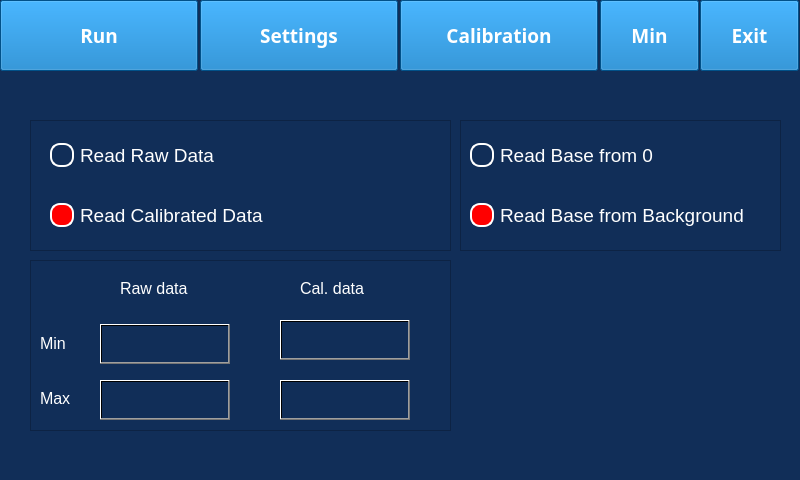
Qt form mainwindow.ui (srikrishnan90/stepper_test) before a commit.
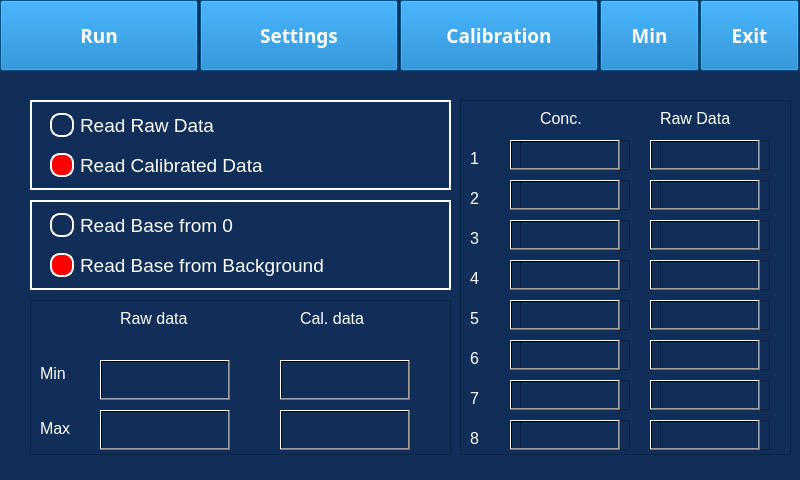
The same form after that commit. The open tabs and pages were chosen to show the change. Icons and pictures are not drawn. Custom widgets are drawn as their Qt base class.

Commit message: updated UI to edit the standards and raw data

```diff
--- a/mainwindow.ui
+++ b/mainwindow.ui
@@ -1077,9 +1077,9 @@
       <property name="geometry">
        <rect>
         <x>30</x>
-        <y>180</y>
+        <y>220</y>
         <width>421</width>
-        <height>171</height>
+        <height>155</height>
        </rect>
       </property>
       <property name="styleSheet">
@@ -1096,7 +1096,7 @@
        <property name="geometry">
         <rect>
          <x>10</x>
-         <y>75</y>
+         <y>65</y>
          <width>41</width>
          <height>17</height>
         </rect>
@@ -1114,7 +1114,7 @@
        <property name="geometry">
         <rect>
          <x>70</x>
-         <y>64</y>
+         <y>60</y>
          <width>130</width>
          <height>40</height>
         </rect>
@@ -1128,7 +1128,7 @@
        <property name="geometry">
         <rect>
          <x>70</x>
-         <y>64</y>
+         <y>60</y>
          <width>130</width>
          <height>40</height>
         </rect>
@@ -1144,7 +1144,7 @@
        <property name="geometry">
         <rect>
          <x>10</x>
-         <y>130</y>
+         <y>120</y>
          <width>41</width>
          <height>17</height>
         </rect>
@@ -1162,7 +1162,7 @@
        <property name="geometry">
         <rect>
          <x>70</x>
-         <y>120</y>
+         <y>110</y>
          <width>130</width>
          <height>40</height>
         </rect>
@@ -1206,7 +1206,7 @@
        <property name="geometry">
         <rect>
          <x>250</x>
-         <y>120</y>
+         <y>110</y>
          <width>130</width>
          <height>40</height>
         </rect>
@@ -1222,7 +1222,7 @@
        <property name="geometry">
         <rect>
          <x>250</x>
-         <y>120</y>
+         <y>110</y>
          <width>130</width>
          <height>40</height>
         </rect>
@@ -1236,7 +1236,7 @@
        <property name="geometry">
         <rect>
          <x>90</x>
-         <y>20</y>
+         <y>10</y>
          <width>81</width>
          <height>17</height>
         </rect>
@@ -1254,7 +1254,7 @@
        <property name="geometry">
         <rect>
          <x>270</x>
-         <y>20</y>
+         <y>10</y>
          <width>81</width>
          <height>17</height>
         </rect>
@@ -1272,7 +1272,7 @@
        <property name="geometry">
         <rect>
          <x>70</x>
-         <y>120</y>
+         <y>110</y>
          <width>130</width>
          <height>40</height>
         </rect>
@@ -1301,14 +1301,16 @@
       <property name="geometry">
        <rect>
         <x>30</x>
-        <y>40</y>
+        <y>20</y>
         <width>421</width>
-        <height>131</height>
+        <height>90</height>
        </rect>
       </property>
       <property name="styleSheet">
-       <string notr="true">background:rgb(17, 46, 88);
-color:rgb(255, 255, 255);</string>
+       <string notr="true">QFrame {
+background:rgb(17, 46, 88);
+color:rgb(255, 255, 255);
+border:                 2px solid white;}</string>
       </property>
       <property name="frameShape">
        <enum>QFrame::StyledPanel</enum>
@@ -1320,7 +1322,7 @@
        <property name="geometry">
         <rect>
          <x>20</x>
-         <y>20</y>
+         <y>10</y>
          <width>191</width>
          <height>31</height>
         </rect>
@@ -1360,7 +1362,7 @@
        <property name="geometry">
         <rect>
          <x>20</x>
-         <y>80</y>
+         <y>50</y>
          <width>251</width>
          <height>31</height>
         </rect>
@@ -1403,15 +1405,17 @@
      <widget class="QFrame" name="frame_9">
       <property name="geometry">
        <rect>
-        <x>460</x>
-        <y>40</y>
-        <width>321</width>
-        <height>131</height>
+        <x>30</x>
+        <y>120</y>
+        <width>421</width>
+        <height>90</height>
        </rect>
       </property>
       <property name="styleSheet">
-       <string notr="true">background:rgb(17, 46, 88);
-color:rgb(255, 255, 255);</string>
+       <string notr="true">QFrame {
+background:rgb(17, 46, 88);
+color:rgb(255, 255, 255);
+border:                 2px solid white;}</string>
       </property>
       <property name="frameShape">
        <enum>QFrame::StyledPanel</enum>
@@ -1422,8 +1426,8 @@
       <widget class="QRadioButton" name="radioButton_5">
        <property name="geometry">
         <rect>
-         <x>10</x>
-         <y>20</y>
+         <x>20</x>
+         <y>10</y>
          <width>241</width>
          <height>31</height>
         </rect>
@@ -1462,8 +1466,8 @@
       <widget class="QRadioButton" name="radioButton_6">
        <property name="geometry">
         <rect>
-         <x>10</x>
-         <y>80</y>
+         <x>20</x>
+         <y>50</y>
          <width>301</width>
          <height>31</height>
         </rect>
@@ -1503,6 +1507,730 @@
        </property>
       </widget>
      </widget>
+     <widget class="QFrame" name="frame_10">
+      <property name="geometry">
+       <rect>
+        <x>460</x>
+        <y>20</y>
+        <width>331</width>
+        <height>355</height>
+       </rect>
+      </property>
+      <property name="styleSheet">
+       <string notr="true">
+background:rgb(17, 46, 88);
+color:rgb(255, 255, 255);
+</string>
+      </property>
+      <property name="frameShape">
+       <enum>QFrame::StyledPanel</enum>
+      </property>
+      <property name="frameShadow">
+       <enum>QFrame::Raised</enum>
+      </property>
+      <widget class="QLabel" name="label_19">
+       <property name="geometry">
+        <rect>
+         <x>10</x>
+         <y>50</y>
+         <width>20</width>
+         <height>17</height>
+        </rect>
+       </property>
+       <property name="font">
+        <font>
+         <pointsize>12</pointsize>
+        </font>
+       </property>
+       <property name="text">
+        <string>1</string>
+       </property>
+      </widget>
+      <widget class="QLineEdit" name="lineEdit_10">
+       <property name="geometry">
+        <rect>
+         <x>60</x>
+         <y>40</y>
+         <width>110</width>
+         <height>30</height>
+        </rect>
+       </property>
+       <property name="styleSheet">
+        <string notr="true">background:rgb(17, 46, 88);
+color:rgb(255, 255, 255);</string>
+       </property>
+      </widget>
+      <widget class="QPushButton" name="pushButton_27">
+       <property name="geometry">
+        <rect>
+         <x>50</x>
+         <y>40</y>
+         <width>110</width>
+         <height>30</height>
+        </rect>
+       </property>
+       <property name="styleSheet">
+        <string notr="true">background:qlineargradient(spread:pad, x1:0, y1:0, x2:1, y2:0, stop:0 rgba(0, 0, 0, 0), stop:1 rgba(0,0,0,0))</string>
+       </property>
+       <property name="text">
+        <string/>
+       </property>
+      </widget>
+      <widget class="QLabel" name="label_20">
+       <property name="geometry">
+        <rect>
+         <x>10</x>
+         <y>90</y>
+         <width>20</width>
+         <height>17</height>
+        </rect>
+       </property>
+       <property name="font">
+        <font>
+         <pointsize>12</pointsize>
+        </font>
+       </property>
+       <property name="text">
+        <string>2</string>
+       </property>
+      </widget>
+      <widget class="QLabel" name="label_25">
+       <property name="geometry">
+        <rect>
+         <x>80</x>
+         <y>10</y>
+         <width>81</width>
+         <height>17</height>
+        </rect>
+       </property>
+       <property name="font">
+        <font>
+         <pointsize>12</pointsize>
+        </font>
+       </property>
+       <property name="text">
+        <string>Conc.</string>
+       </property>
+      </widget>
+      <widget class="QLabel" name="label_26">
+       <property name="geometry">
+        <rect>
+         <x>200</x>
+         <y>10</y>
+         <width>81</width>
+         <height>17</height>
+        </rect>
+       </property>
+       <property name="font">
+        <font>
+         <pointsize>12</pointsize>
+        </font>
+       </property>
+       <property name="text">
+        <string>Raw Data</string>
+       </property>
+      </widget>
+      <widget class="QLineEdit" name="lineEdit_14">
+       <property name="geometry">
+        <rect>
+         <x>200</x>
+         <y>40</y>
+         <width>110</width>
+         <height>30</height>
+        </rect>
+       </property>
+       <property name="styleSheet">
+        <string notr="true">background:rgb(17, 46, 88);
+color:rgb(255, 255, 255);</string>
+       </property>
+      </widget>
+      <widget class="QPushButton" name="pushButton_31">
+       <property name="geometry">
+        <rect>
+         <x>190</x>
+         <y>40</y>
+         <width>110</width>
+         <height>30</height>
+        </rect>
+       </property>
+       <property name="styleSheet">
+        <string notr="true">background:qlineargradient(spread:pad, x1:0, y1:0, x2:1, y2:0, stop:0 rgba(0, 0, 0, 0), stop:1 rgba(0,0,0,0))</string>
+       </property>
+       <property name="text">
+        <string/>
+       </property>
+      </widget>
+      <widget class="QLineEdit" name="lineEdit_15">
+       <property name="geometry">
+        <rect>
+         <x>60</x>
+         <y>80</y>
+         <width>110</width>
+         <height>30</height>
+        </rect>
+       </property>
+       <property name="styleSheet">
+        <string notr="true">background:rgb(17, 46, 88);
+color:rgb(255, 255, 255);</string>
+       </property>
+      </widget>
+      <widget class="QLineEdit" name="lineEdit_16">
+       <property name="geometry">
+        <rect>
+         <x>200</x>
+         <y>80</y>
+         <width>110</width>
+         <height>30</height>
+        </rect>
+       </property>
+       <property name="styleSheet">
+        <string notr="true">background:rgb(17, 46, 88);
+color:rgb(255, 255, 255);</string>
+       </property>
+      </widget>
+      <widget class="QPushButton" name="pushButton_32">
+       <property name="geometry">
+        <rect>
+         <x>50</x>
+         <y>80</y>
+         <width>110</width>
+         <height>30</height>
+        </rect>
+       </property>
+       <property name="styleSheet">
+        <string notr="true">background:qlineargradient(spread:pad, x1:0, y1:0, x2:1, y2:0, stop:0 rgba(0, 0, 0, 0), stop:1 rgba(0,0,0,0))</string>
+       </property>
+       <property name="text">
+        <string/>
+       </property>
+      </widget>
+      <widget class="QPushButton" name="pushButton_33">
+       <property name="geometry">
+        <rect>
+         <x>190</x>
+         <y>80</y>
+         <width>110</width>
+         <height>30</height>
+        </rect>
+       </property>
+       <property name="styleSheet">
+        <string notr="true">background:qlineargradient(spread:pad, x1:0, y1:0, x2:1, y2:0, stop:0 rgba(0, 0, 0, 0), stop:1 rgba(0,0,0,0))</string>
+       </property>
+       <property name="text">
+        <string/>
+       </property>
+      </widget>
+      <widget class="QLineEdit" name="lineEdit_17">
+       <property name="geometry">
+        <rect>
+         <x>60</x>
+         <y>120</y>
+         <width>110</width>
+         <height>30</height>
+        </rect>
+       </property>
+       <property name="styleSheet">
+        <string notr="true">background:rgb(17, 46, 88);
+color:rgb(255, 255, 255);</string>
+       </property>
+      </widget>
+      <widget class="QLineEdit" name="lineEdit_18">
+       <property name="geometry">
+        <rect>
+         <x>200</x>
+         <y>120</y>
+         <width>110</width>
+         <height>30</height>
+        </rect>
+       </property>
+       <property name="styleSheet">
+        <string notr="true">background:rgb(17, 46, 88);
+color:rgb(255, 255, 255);</string>
+       </property>
+      </widget>
+      <widget class="QPushButton" name="pushButton_34">
+       <property name="geometry">
+        <rect>
+         <x>50</x>
+         <y>120</y>
+         <width>110</width>
+         <height>30</height>
+        </rect>
+       </property>
+       <property name="styleSheet">
+        <string notr="true">background:qlineargradient(spread:pad, x1:0, y1:0, x2:1, y2:0, stop:0 rgba(0, 0, 0, 0), stop:1 rgba(0,0,0,0))</string>
+       </property>
+       <property name="text">
+        <string/>
+       </property>
+      </widget>
+      <widget class="QPushButton" name="pushButton_35">
+       <property name="geometry">
+        <rect>
+         <x>190</x>
+         <y>120</y>
+         <width>110</width>
+         <height>30</height>
+        </rect>
+       </property>
+       <property name="styleSheet">
+        <string notr="true">background:qlineargradient(spread:pad, x1:0, y1:0, x2:1, y2:0, stop:0 rgba(0, 0, 0, 0), stop:1 rgba(0,0,0,0))</string>
+       </property>
+       <property name="text">
+        <string/>
+       </property>
+      </widget>
+      <widget class="QLineEdit" name="lineEdit_19">
+       <property name="geometry">
+        <rect>
+         <x>60</x>
+         <y>160</y>
+         <width>110</width>
+         <height>30</height>
+        </rect>
+       </property>
+       <property name="styleSheet">
+        <string notr="true">background:rgb(17, 46, 88);
+color:rgb(255, 255, 255);</string>
+       </property>
+      </widget>
+      <widget class="QLineEdit" name="lineEdit_20">
+       <property name="geometry">
+        <rect>
+         <x>200</x>
+         <y>160</y>
+         <width>110</width>
+         <height>30</height>
+        </rect>
+       </property>
+       <property name="styleSheet">
+        <string notr="true">background:rgb(17, 46, 88);
+color:rgb(255, 255, 255);</string>
+       </property>
+      </widget>
+      <widget class="QPushButton" name="pushButton_36">
+       <property name="geometry">
+        <rect>
+         <x>50</x>
+         <y>160</y>
+         <width>110</width>
+         <height>30</height>
+        </rect>
+       </property>
+       <property name="styleSheet">
+        <string notr="true">background:qlineargradient(spread:pad, x1:0, y1:0, x2:1, y2:0, stop:0 rgba(0, 0, 0, 0), stop:1 rgba(0,0,0,0))</string>
+       </property>
+       <property name="text">
+        <string/>
+       </property>
+      </widget>
+      <widget class="QPushButton" name="pushButton_37">
+       <property name="geometry">
+        <rect>
+         <x>190</x>
+         <y>160</y>
+         <width>110</width>
+         <height>30</height>
+        </rect>
+       </property>
+       <property name="styleSheet">
+        <string notr="true">background:qlineargradient(spread:pad, x1:0, y1:0, x2:1, y2:0, stop:0 rgba(0, 0, 0, 0), stop:1 rgba(0,0,0,0))</string>
+       </property>
+       <property name="text">
+        <string/>
+       </property>
+      </widget>
+      <widget class="QLineEdit" name="lineEdit_21">
+       <property name="geometry">
+        <rect>
+         <x>60</x>
+         <y>200</y>
+         <width>110</width>
+         <height>30</height>
+        </rect>
+       </property>
+       <property name="styleSheet">
+        <string notr="true">background:rgb(17, 46, 88);
+color:rgb(255, 255, 255);</string>
+       </property>
+      </widget>
+      <widget class="QLineEdit" name="lineEdit_22">
+       <property name="geometry">
+        <rect>
+         <x>200</x>
+         <y>200</y>
+         <width>110</width>
+         <height>30</height>
+        </rect>
+       </property>
+       <property name="styleSheet">
+        <string notr="true">background:rgb(17, 46, 88);
+color:rgb(255, 255, 255);</string>
+       </property>
+      </widget>
+      <widget class="QPushButton" name="pushButton_38">
+       <property name="geometry">
+        <rect>
+         <x>50</x>
+         <y>200</y>
+         <width>110</width>
+         <height>30</height>
+        </rect>
+       </property>
+       <property name="styleSheet">
+        <string notr="true">background:qlineargradient(spread:pad, x1:0, y1:0, x2:1, y2:0, stop:0 rgba(0, 0, 0, 0), stop:1 rgba(0,0,0,0))</string>
+       </property>
+       <property name="text">
+        <string/>
+       </property>
+      </widget>
+      <widget class="QPushButton" name="pushButton_39">
+       <property name="geometry">
+        <rect>
+         <x>190</x>
+         <y>200</y>
+         <width>110</width>
+         <height>30</height>
+        </rect>
+       </property>
+       <property name="styleSheet">
+        <string notr="true">background:qlineargradient(spread:pad, x1:0, y1:0, x2:1, y2:0, stop:0 rgba(0, 0, 0, 0), stop:1 rgba(0,0,0,0))</string>
+       </property>
+       <property name="text">
+        <string/>
+       </property>
+      </widget>
+      <widget class="QLineEdit" name="lineEdit_23">
+       <property name="geometry">
+        <rect>
+         <x>60</x>
+         <y>240</y>
+         <width>110</width>
+         <height>30</height>
+        </rect>
+       </property>
+       <property name="styleSheet">
+        <string notr="true">background:rgb(17, 46, 88);
+color:rgb(255, 255, 255);</string>
+       </property>
+      </widget>
+      <widget class="QLineEdit" name="lineEdit_24">
+       <property name="geometry">
+        <rect>
+         <x>200</x>
+         <y>240</y>
+         <width>110</width>
+         <height>30</height>
+        </rect>
+       </property>
+       <property name="styleSheet">
+        <string notr="true">background:rgb(17, 46, 88);
+color:rgb(255, 255, 255);</string>
+       </property>
+      </widget>
+      <widget class="QPushButton" name="pushButton_40">
+       <property name="geometry">
+        <rect>
+         <x>50</x>
+         <y>240</y>
+         <width>110</width>
+         <height>30</height>
+        </rect>
+       </property>
+       <property name="styleSheet">
+        <string notr="true">background:qlineargradient(spread:pad, x1:0, y1:0, x2:1, y2:0, stop:0 rgba(0, 0, 0, 0), stop:1 rgba(0,0,0,0))</string>
+       </property>
+       <property name="text">
+        <string/>
+       </property>
+      </widget>
+      <widget class="QPushButton" name="pushButton_41">
+       <property name="geometry">
+        <rect>
+         <x>190</x>
+         <y>240</y>
+         <width>110</width>
+         <height>30</height>
+        </rect>
+       </property>
+       <property name="styleSheet">
+        <string notr="true">background:qlineargradient(spread:pad, x1:0, y1:0, x2:1, y2:0, stop:0 rgba(0, 0, 0, 0), stop:1 rgba(0,0,0,0))</string>
+       </property>
+       <property name="text">
+        <string/>
+       </property>
+      </widget>
+      <widget class="QPushButton" name="pushButton_42">
+       <property name="geometry">
+        <rect>
+         <x>190</x>
+         <y>280</y>
+         <width>110</width>
+         <height>30</height>
+        </rect>
+       </property>
+       <property name="styleSheet">
+        <string notr="true">background:qlineargradient(spread:pad, x1:0, y1:0, x2:1, y2:0, stop:0 rgba(0, 0, 0, 0), stop:1 rgba(0,0,0,0))</string>
+       </property>
+       <property name="text">
+        <string/>
+       </property>
+      </widget>
+      <widget class="QPushButton" name="pushButton_43">
+       <property name="geometry">
+        <rect>
+         <x>50</x>
+         <y>280</y>
+         <width>110</width>
+         <height>30</height>
+        </rect>
+       </property>
+       <property name="styleSheet">
+        <string notr="true">background:qlineargradient(spread:pad, x1:0, y1:0, x2:1, y2:0, stop:0 rgba(0, 0, 0, 0), stop:1 rgba(0,0,0,0))</string>
+       </property>
+       <property name="text">
+        <string/>
+       </property>
+      </widget>
+      <widget class="QLineEdit" name="lineEdit_25">
+       <property name="geometry">
+        <rect>
+         <x>60</x>
+         <y>280</y>
+         <width>110</width>
+         <height>30</height>
+        </rect>
+       </property>
+       <property name="styleSheet">
+        <string notr="true">background:rgb(17, 46, 88);
+color:rgb(255, 255, 255);</string>
+       </property>
+      </widget>
+      <widget class="QLineEdit" name="lineEdit_26">
+       <property name="geometry">
+        <rect>
+         <x>200</x>
+         <y>280</y>
+         <width>110</width>
+         <height>30</height>
+        </rect>
+       </property>
+       <property name="styleSheet">
+        <string notr="true">background:rgb(17, 46, 88);
+color:rgb(255, 255, 255);</string>
+       </property>
+      </widget>
+      <widget class="QLineEdit" name="lineEdit_27">
+       <property name="geometry">
+        <rect>
+         <x>60</x>
+         <y>320</y>
+         <width>110</width>
+         <height>30</height>
+        </rect>
+       </property>
+       <property name="styleSheet">
+        <string notr="true">background:rgb(17, 46, 88);
+color:rgb(255, 255, 255);</string>
+       </property>
+      </widget>
+      <widget class="QLineEdit" name="lineEdit_28">
+       <property name="geometry">
+        <rect>
+         <x>200</x>
+         <y>320</y>
+         <width>110</width>
+         <height>30</height>
+        </rect>
+       </property>
+       <property name="styleSheet">
+        <string notr="true">background:rgb(17, 46, 88);
+color:rgb(255, 255, 255);</string>
+       </property>
+      </widget>
+      <widget class="QPushButton" name="pushButton_44">
+       <property name="geometry">
+        <rect>
+         <x>190</x>
+         <y>320</y>
+         <width>110</width>
+         <height>30</height>
+        </rect>
+       </property>
+       <property name="styleSheet">
+        <string notr="true">background:qlineargradient(spread:pad, x1:0, y1:0, x2:1, y2:0, stop:0 rgba(0, 0, 0, 0), stop:1 rgba(0,0,0,0))</string>
+       </property>
+       <property name="text">
+        <string/>
+       </property>
+      </widget>
+      <widget class="QPushButton" name="pushButton_45">
+       <property name="geometry">
+        <rect>
+         <x>50</x>
+         <y>320</y>
+         <width>110</width>
+         <height>30</height>
+        </rect>
+       </property>
+       <property name="styleSheet">
+        <string notr="true">background:qlineargradient(spread:pad, x1:0, y1:0, x2:1, y2:0, stop:0 rgba(0, 0, 0, 0), stop:1 rgba(0,0,0,0))</string>
+       </property>
+       <property name="text">
+        <string/>
+       </property>
+      </widget>
+      <widget class="QLabel" name="label_27">
+       <property name="geometry">
+        <rect>
+         <x>10</x>
+         <y>130</y>
+         <width>20</width>
+         <height>17</height>
+        </rect>
+       </property>
+       <property name="font">
+        <font>
+         <pointsize>12</pointsize>
+        </font>
+       </property>
+       <property name="text">
+        <string>3</string>
+       </property>
+      </widget>
+      <widget class="QLabel" name="label_28">
+       <property name="geometry">
+        <rect>
+         <x>10</x>
+         <y>170</y>
+         <width>20</width>
+         <height>17</height>
+        </rect>
+       </property>
+       <property name="font">
+        <font>
+         <pointsize>12</pointsize>
+        </font>
+       </property>
+       <property name="text">
+        <string>4</string>
+       </property>
+      </widget>
+      <widget class="QLabel" name="label_29">
+       <property name="geometry">
+        <rect>
+         <x>10</x>
+         <y>210</y>
+         <width>20</width>
+         <height>17</height>
+        </rect>
+       </property>
+       <property name="font">
+        <font>
+         <pointsize>12</pointsize>
+        </font>
+       </property>
+       <property name="text">
+        <string>5</string>
+       </property>
+      </widget>
+      <widget class="QLabel" name="label_30">
+       <property name="geometry">
+        <rect>
+         <x>10</x>
+         <y>250</y>
+         <width>20</width>
+         <height>17</height>
+        </rect>
+       </property>
+       <property name="font">
+        <font>
+         <pointsize>12</pointsize>
+        </font>
+       </property>
+       <property name="text">
+        <string>6</string>
+       </property>
+      </widget>
+      <widget class="QLabel" name="label_31">
+       <property name="geometry">
+        <rect>
+         <x>10</x>
+         <y>290</y>
+         <width>20</width>
+         <height>17</height>
+        </rect>
+       </property>
+       <property name="font">
+        <font>
+         <pointsize>12</pointsize>
+        </font>
+       </property>
+       <property name="text">
+        <string>7</string>
+       </property>
+      </widget>
+      <widget class="QLabel" name="label_32">
+       <property name="geometry">
+        <rect>
+         <x>10</x>
+         <y>330</y>
+         <width>20</width>
+         <height>17</height>
+        </rect>
+       </property>
+       <property name="font">
+        <font>
+         <pointsize>12</pointsize>
+        </font>
+       </property>
+       <property name="text">
+        <string>8</string>
+       </property>
+      </widget>
+      <zorder>lineEdit_26</zorder>
+      <zorder>lineEdit_25</zorder>
+      <zorder>label_19</zorder>
+      <zorder>lineEdit_10</zorder>
+      <zorder>pushButton_27</zorder>
+      <zorder>label_20</zorder>
+      <zorder>label_25</zorder>
+      <zorder>label_26</zorder>
+      <zorder>lineEdit_14</zorder>
+      <zorder>pushButton_31</zorder>
+      <zorder>lineEdit_15</zorder>
+      <zorder>lineEdit_16</zorder>
+      <zorder>pushButton_32</zorder>
+      <zorder>pushButton_33</zorder>
+      <zorder>lineEdit_17</zorder>
+      <zorder>lineEdit_18</zorder>
+      <zorder>pushButton_34</zorder>
+      <zorder>pushButton_35</zorder>
+      <zorder>lineEdit_19</zorder>
+      <zorder>lineEdit_20</zorder>
+      <zorder>pushButton_36</zorder>
+      <zorder>pushButton_37</zorder>
+      <zorder>lineEdit_21</zorder>
+      <zorder>lineEdit_22</zorder>
+      <zorder>pushButton_38</zorder>
+      <zorder>pushButton_39</zorder>
+      <zorder>lineEdit_23</zorder>
+      <zorder>lineEdit_24</zorder>
+      <zorder>pushButton_40</zorder>
+      <zorder>pushButton_41</zorder>
+      <zorder>pushButton_42</zorder>
+      <zorder>pushButton_43</zorder>
+      <zorder>lineEdit_27</zorder>
+      <zorder>lineEdit_28</zorder>
+      <zorder>pushButton_44</zorder>
+      <zorder>pushButton_45</zorder>
+      <zorder>label_27</zorder>
+      <zorder>label_28</zorder>
+      <zorder>label_29</zorder>
+      <zorder>label_30</zorder>
+      <zorder>label_31</zorder>
+      <zorder>label_32</zorder>
+     </widget>
     </widget>
    </widget>
    <widget class="QToolButton" name="toolButton">
```
Left out of the diff: 8 changed lines with no effect on the pictures. The commit also changes 4 other files.
